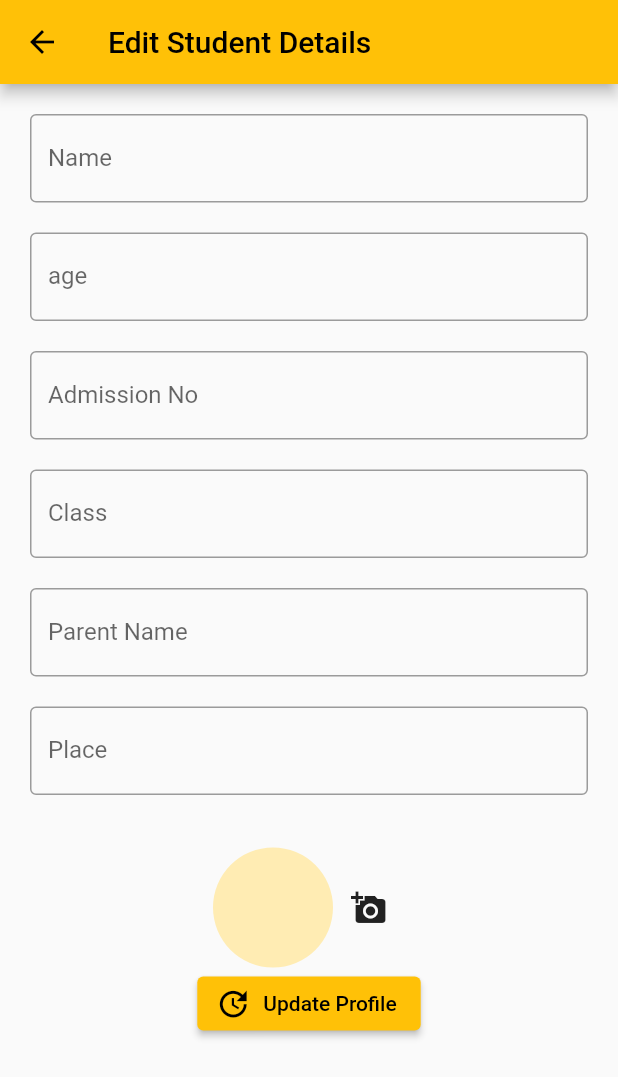
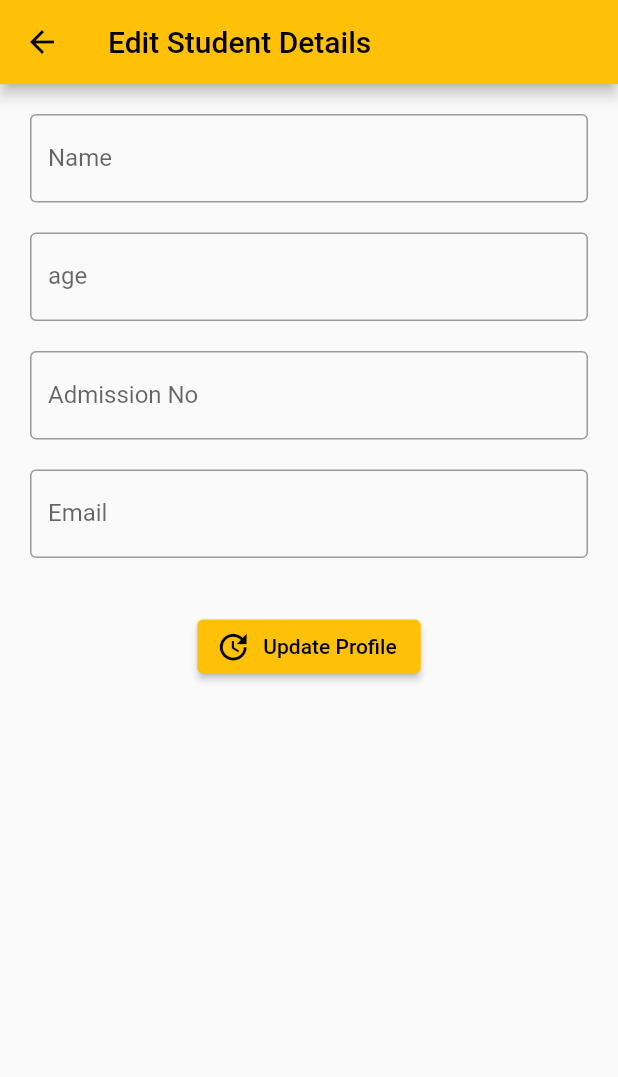
Before and after one commit to AdeenT/student-management-using-getx, a Flutter app: the ScreenEditing screen opened directly with empty values, on a phone screen of 412 x 824 dp. Shown: the top 1077 px of the screen. Run offline on Flutter 3.47's test engine with Material 2 defaults, Android fonts, the phone set to English and light mode, and no system bars; our stand-ins replace get, hive_flutter; accounts and stored records are empty.

Commit message:
bugs and errors fixed

```diff
--- a/lib/controller/screen_editor_controller.dart
+++ b/lib/controller/screen_editor_controller.dart
@@ -2,7 +2,7 @@ import 'package:flutter/material.dart';
 import 'package:get/get.dart';
 import 'package:student_managment_getx/controller/db_function_controller.dart';
 import 'package:student_managment_getx/model/data_model.dart';
-import 'package:student_managment_getx/views/home_screen.dart';
+import 'package:student_managment_getx/screens/home_screen.dart';
 
 class EditingCotroller extends GetxController {
   final DbFunctionsController _controller = Get.put(DbFunctionsController());
@@ -11,16 +11,12 @@ class EditingCotroller extends GetxController {
       required String name,
       required String age,
       required String admn,
-      required String std,
-      required String parent,
-      required String place,
+      required String email,
       int? id}) async {
     if (name.isEmpty ||
         age.isEmpty ||
         admn.isEmpty ||
-        std.isEmpty ||
-        parent.isEmpty ||
-        place.isEmpty) {
+        email.isEmpty) {
       ScaffoldMessenger.of(context).showSnackBar(
         const SnackBar(
           content: Padding(
@@ -35,11 +31,8 @@ class EditingCotroller extends GetxController {
         name: name,
         age: age,
         admissionNumber: admn,
-        std: std,
-        parentName: parent,
-        place: place,
+        email: email,
         id: id,
-        img: _controller.img,
       );
       _controller.updateStudent(student);
       ScaffoldMessenger.of(context).showSnackBar(SnackBar(
--- a/lib/controller/screen_home_controller.dart
+++ b/lib/controller/screen_home_controller.dart
@@ -2,24 +2,21 @@ import 'package:flutter/material.dart';
 import 'package:get/get.dart';
 import 'package:student_managment_getx/controller/db_function_controller.dart';
 import 'package:student_managment_getx/model/data_model.dart';
-import 'package:student_managment_getx/views/home_screen.dart';
+import 'package:student_managment_getx/screens/home_screen.dart';
 
 class HomeController extends GetxController {
   final DbFunctionsController _controller = Get.put(DbFunctionsController());
-  void submission(
-      {required BuildContext context,
+  void submission({
+    required BuildContext context,
     required String name,
     required String age,
     required String admn,
-      required String std,
-      required String parent,
-      required String place}) async {
+    required String email,
+  }) async {
     if (name.isEmpty ||
         age.isEmpty ||
         admn.isEmpty ||
-        std.isEmpty ||
-        parent.isEmpty ||
-        place.isEmpty) {
+        email.isEmpty) {
       ScaffoldMessenger.of(context).showSnackBar(
         const SnackBar(
           content: Padding(
@@ -34,10 +31,8 @@ class HomeController extends GetxController {
         name: name,
         age: age,
         admissionNumber: admn,
-          std: std,
-          parentName: parent,
-          place: place,
-          img: _controller.img);
+        email: email,
+      );
       _controller.addStudent(student);
       ScaffoldMessenger.of(context).showSnackBar(SnackBar(
         content: const Padding(
--- a/lib/main.dart
+++ b/lib/main.dart
@@ -3,7 +3,7 @@ import 'package:get/get.dart';
 import 'package:hive_flutter/hive_flutter.dart';
 import 'package:student_managment_getx/controller/db_function_controller.dart';
 import 'package:student_managment_getx/model/data_model.dart';
-import 'package:student_managment_getx/views/home_screen.dart';
+import 'package:student_managment_getx/screens/home_screen.dart';
 
 void main(List<String> args) async {
   final DbFunctionsController controller = Get.put(DbFunctionsController());
--- a/lib/model/data_model.dart
+++ b/lib/model/data_model.dart
@@ -12,22 +12,14 @@ class Studentmodel {
   @HiveField(3)
   final String admissionNumber;
   @HiveField(4)
-  final String std;
-  @HiveField(5)
-  final String parentName;
-  @HiveField(6)
-  final String place;
-  @HiveField(7)
-  String img;
+  final String email;
+
 
   Studentmodel({
     required this.name,
     required this.age,
     required this.admissionNumber,
-    required this.std,
-    required this.parentName,
-    required this.place,
-    required this.img,
+    required this.email,
     this.id,
   });
 }
--- a/lib/views/screen_editor.dart
+++ b/lib/screens/screen_editor.dart
@@ -11,9 +11,7 @@ class ScreenEditing extends StatelessWidget {
   final _nameFromController = TextEditingController();
   final _ageFromController = TextEditingController();
   final _adNoFromController = TextEditingController();
-  final _stdFromController = TextEditingController();
-  final _parentFromController = TextEditingController();
-  final _placeFromController = TextEditingController();
+  final _emailFromController = TextEditingController();
   final DbFunctionsController _controller = Get.put(DbFunctionsController());
   final EditingCotroller _editingCotroller = Get.put(EditingCotroller());
   ScreenEditing({Key? key, this.data, this.editorClicked}) : super(key: key);
@@ -22,9 +20,7 @@ class ScreenEditing extends StatelessWidget {
     _nameFromController.text = data!.name;
     _ageFromController.text = data!.age;
     _adNoFromController.text = data!.admissionNumber;
-    _stdFromController.text = data!.std;
-    _parentFromController.text = data!.parentName;
-    _placeFromController.text = data!.place;
+    _emailFromController.text = data!.email;
     return Scaffold(
       resizeToAvoidBottomInset: false,
       appBar: AppBar(
@@ -70,29 +66,9 @@ class ScreenEditing extends StatelessWidget {
               Padding(
                 padding: const EdgeInsets.all(10.0),
                 child: TextField(
-                  controller: _stdFromController,
+                  controller: _emailFromController,
                   decoration: const InputDecoration(
-                    label: Text('Class'),
-                    border: OutlineInputBorder(),
-                  ),
-                ),
-              ),
-              Padding(
-                padding: const EdgeInsets.all(10.0),
-                child: TextField(
-                  controller: _parentFromController,
-                  decoration: const InputDecoration(
-                    label: Text('Parent Name'),
-                    border: OutlineInputBorder(),
-                  ),
-                ),
-              ),
-              Padding(
-                padding: const EdgeInsets.all(10.0),
-                child: TextField(
-                  controller: _placeFromController,
-                  decoration: const InputDecoration(
-                    label: Text('Place'),
+                    label: Text('Email'),
                     border: OutlineInputBorder(),
                   ),
                 ),
@@ -100,28 +76,7 @@ class ScreenEditing extends StatelessWidget {
               const SizedBox(
                 height: 25,
               ),
-              Row(
-                mainAxisAlignment: MainAxisAlignment.center,
-                children: [
-                  GetBuilder<DbFunctionsController>(builder: (controller) {
-                    if (editorClicked == true) {
-                      _controller.img = data!.img;
-                      editorClicked = false;
-                    }
-                    return CircleAvatar(
-                      radius: 40,
-                      backgroundImage: MemoryImage(
-                          const Base64Decoder().convert(_controller.img)),
-                    );
-                  }),
-                  IconButton(
-                    onPressed: () async {
-                      _controller.pickimage();
-                    },
-                    icon: const Icon(Icons.add_a_photo),
-                  ),
-                ],
-              ),
+
               ElevatedButton.icon(
                 onPressed: () {
                   _editingCotroller.submission(
@@ -129,9 +84,7 @@ class ScreenEditing extends StatelessWidget {
                       name: _nameFromController.text,
                       age: _ageFromController.text,
                       admn: _adNoFromController.text,
-                      std: _stdFromController.text,
-                      parent: _placeFromController.text,
-                      place: _placeFromController.text,
+                      email: _emailFromController.text,
                       id: data!.id);
                 },
                 icon: const Icon(Icons.update),
@@ -149,8 +102,6 @@ class ScreenEditing extends StatelessWidget {
     _nameFromController.clear();
     _ageFromController.clear();
     _adNoFromController.clear();
-    _stdFromController.clear();
-    _parentFromController.clear();
-    _placeFromController.clear();
+    _emailFromController.clear();
   }
 }
--- a/lib/views/screen_updater.dart
+++ b/lib/screens/update_screen.dart
@@ -1,4 +1,3 @@
-import 'dart:convert';
 import 'package:flutter/material.dart';
 import 'package:student_managment_getx/model/data_model.dart';
 
@@ -9,8 +8,6 @@ class ScreenProfile extends StatelessWidget {
 
   @override
   Widget build(BuildContext context) {
-    var encodedimg = data.img;
-    var imag = const Base64Decoder().convert(encodedimg);
     return Container(
       decoration: BoxDecoration(
         gradient: LinearGradient(
@@ -28,10 +25,6 @@ class ScreenProfile extends StatelessWidget {
             padding: const EdgeInsets.only(left: 30, right: 30, top: 100),
             child: Column(
               children: [
-                CircleAvatar(
-                  backgroundImage: MemoryImage(imag),
-                  radius: 60,
-                ),
                 const SizedBox(
                   height: 50,
                 ),
@@ -70,30 +63,10 @@ class ScreenProfile extends StatelessWidget {
                   mainAxisAlignment: MainAxisAlignment.spaceBetween,
                   children: [
                     const Text(
-                      'Class : ',
+                      'Email : ',
                       style: TextStyle(fontSize: 25),
                     ),
-                    Text(data.std, style: const TextStyle(fontSize: 25)),
-                  ],
-                ),
-                Row(
-                  mainAxisAlignment: MainAxisAlignment.spaceBetween,
-                  children: [
-                    const Text(
-                      'Parent Name : ',
-                      style: TextStyle(fontSize: 25),
-                    ),
-                    Text(data.parentName, style: const TextStyle(fontSize: 25)),
-                  ],
-                ),
-                Row(
-                  mainAxisAlignment: MainAxisAlignment.spaceBetween,
-                  children: [
-                    const Text(
-                      'Place : ',
-                      style: TextStyle(fontSize: 25),
-                    ),
-                    Text(data.place, style: const TextStyle(fontSize: 25)),
+                    Text(data.email, style: const TextStyle(fontSize: 25)),
                   ],
                 ),
                 const SizedBox(
```
Also changed, not shown: lib/controller/db_function_controller.dart (+1 -20 lines), lib/screens/adding_screen.dart (added, +95 -0 lines), lib/screens/home_screen.dart (renamed from lib/views/home_screen.dart, +10 -10 lines), lib/screens/screen_search.dart (renamed from lib/views/screen_search.dart, +7 -8 lines), lib/views/screen_add.dart (deleted, +0 -149 lines), lib/model/data_model.g.dart. Lines whose indentation alone changed are shown as unchanged.
